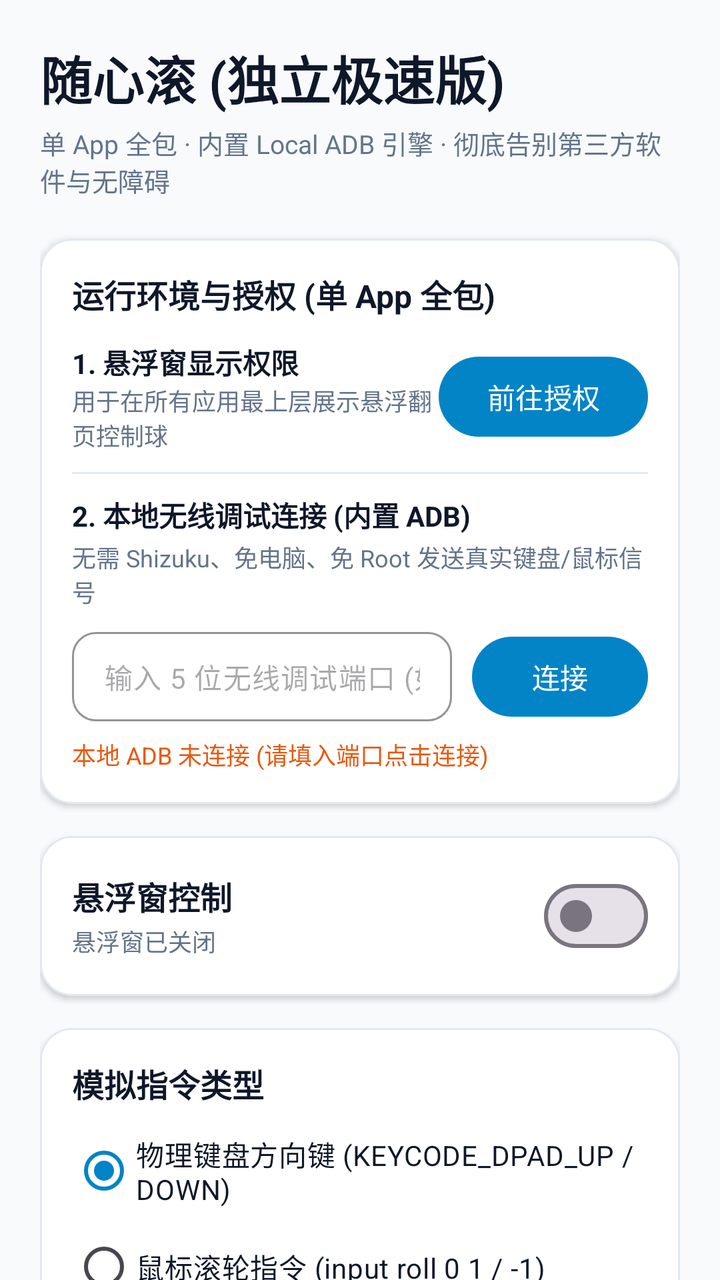
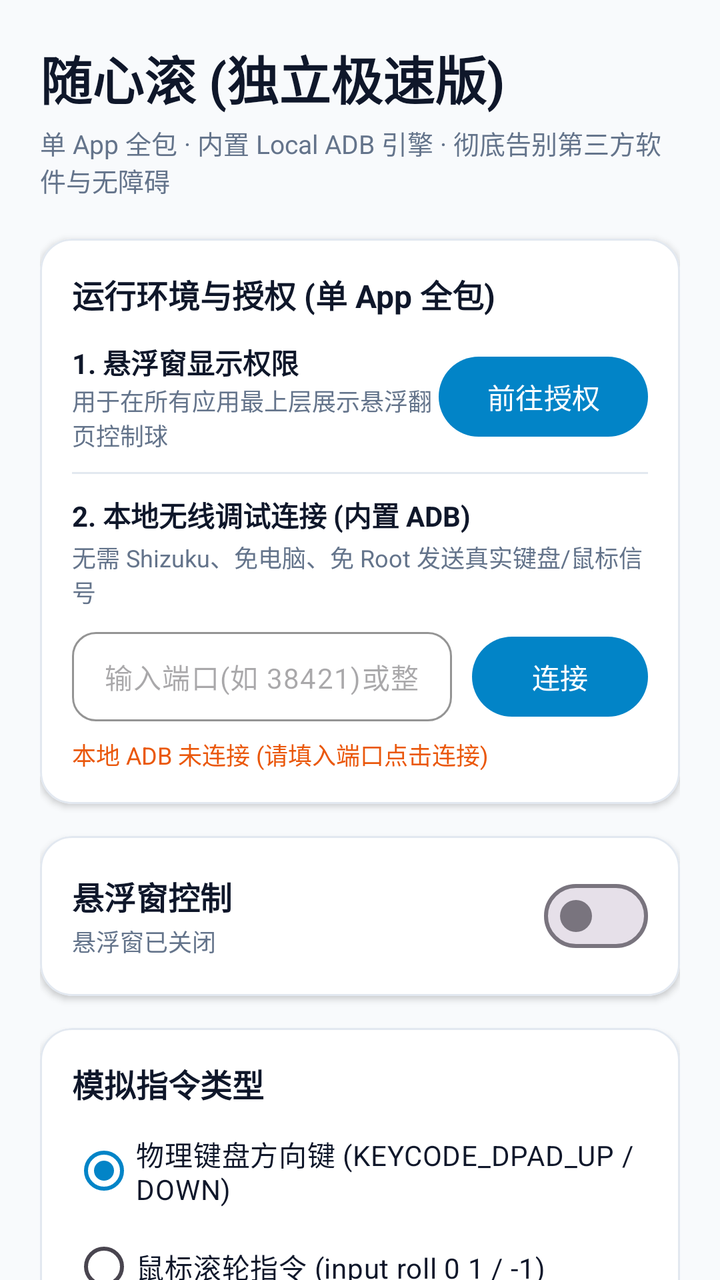

An Android layout rendered at two revisions. The XML below is the earlier revision; the diff shows what the commit changed to produce the second picture.
<!-- AndroidManifest.xml: application theme Theme.FloatScroller -->
<!-- res/layout/activity_main.xml -->
<?xml version="1.0" encoding="utf-8"?>
<androidx.coordinatorlayout.widget.CoordinatorLayout xmlns:android="http://schemas.android.com/apk/res/android"
    xmlns:app="http://schemas.android.com/apk/res-auto"
    android:layout_width="match_parent"
    android:layout_height="match_parent"
    android:background="@color/bg_screen">

    <androidx.core.widget.NestedScrollView
        android:layout_width="match_parent"
        android:layout_height="match_parent"
        android:fillViewport="true">

        <LinearLayout
            android:layout_width="match_parent"
            android:layout_height="wrap_content"
            android:orientation="vertical"
            android:padding="20dp">

            
            <TextView
                android:layout_width="wrap_content"
                android:layout_height="wrap_content"
                android:text="@string/app_name"
                android:textColor="@color/text_main"
                android:textSize="26sp"
                android:textStyle="bold" />

            <TextView
                android:layout_width="wrap_content"
                android:layout_height="wrap_content"
                android:layout_marginTop="4dp"
                android:text="单 App 全包 · 内置 Local ADB 引擎 · 彻底告别第三方软件与无障碍"
                android:textColor="@color/text_sub"
                android:textSize="13sp" />

            
            <com.google.android.material.card.MaterialCardView
                android:layout_width="match_parent"
                android:layout_height="wrap_content"
                android:layout_marginTop="20dp"
                app:cardBackgroundColor="@color/card_bg"
                app:cardCornerRadius="16dp"
                app:cardElevation="2dp"
                app:strokeColor="@color/divider"
                app:strokeWidth="1dp">

                <LinearLayout
                    android:layout_width="match_parent"
                    android:layout_height="wrap_content"
                    android:orientation="vertical"
                    android:padding="16dp">

                    <TextView
                        android:layout_width="wrap_content"
                        android:layout_height="wrap_content"
                        android:text="@string/section_env_title"
                        android:textColor="@color/text_main"
                        android:textSize="16sp"
                        android:textStyle="bold" />

                    
                    <LinearLayout
                        android:layout_width="match_parent"
                        android:layout_height="wrap_content"
                        android:layout_marginTop="12dp"
                        android:gravity="center_vertical"
                        android:orientation="horizontal">

                        <LinearLayout
                            android:layout_width="0dp"
                            android:layout_height="wrap_content"
                            android:layout_weight="1"
                            android:orientation="vertical">

                            <TextView
                                android:layout_width="wrap_content"
                                android:layout_height="wrap_content"
                                android:text="@string/item_overlay_title"
                                android:textColor="@color/text_main"
                                android:textSize="14sp"
                                android:textStyle="bold" />

                            <TextView
                                android:layout_width="wrap_content"
                                android:layout_height="wrap_content"
                                android:text="@string/item_overlay_desc"
                                android:textColor="@color/text_sub"
                                android:textSize="12sp" />
                        </LinearLayout>

                        <com.google.android.material.button.MaterialButton
                            android:id="@+id/btn_grant_overlay"
                            android:layout_width="wrap_content"
                            android:layout_height="wrap_content"
                            android:text="@string/btn_grant"
                            app:cornerRadius="20dp" />
                    </LinearLayout>

                    <View
                        android:layout_width="match_parent"
                        android:layout_height="1dp"
                        android:layout_marginVertical="10dp"
                        android:background="@color/divider" />

                    
                    <TextView
                        android:layout_width="wrap_content"
                        android:layout_height="wrap_content"
                        android:text="@string/item_adb_title"
                        android:textColor="@color/text_main"
                        android:textSize="14sp"
                        android:textStyle="bold" />

                    <TextView
                        android:layout_width="wrap_content"
                        android:layout_height="wrap_content"
                        android:layout_marginTop="2dp"
                        android:text="@string/item_adb_desc"
                        android:textColor="@color/text_sub"
                        android:textSize="12sp" />

                    
                    <LinearLayout
                        android:layout_width="match_parent"
                        android:layout_height="wrap_content"
                        android:layout_marginTop="10dp"
                        android:gravity="center_vertical"
                        android:orientation="horizontal">

                        <com.google.android.material.textfield.TextInputLayout
                            android:layout_width="0dp"
                            android:layout_height="wrap_content"
                            android:layout_weight="1"
                            android:layout_marginEnd="10dp"
                            app:boxCornerRadiusBottomEnd="12dp"
                            app:boxCornerRadiusBottomStart="12dp"
                            app:boxCornerRadiusTopEnd="12dp"
                            app:boxCornerRadiusTopStart="12dp"
                            app:boxStrokeColor="@color/primary"
                            app:hintEnabled="false">

                            <com.google.android.material.textfield.TextInputEditText
                                android:id="@+id/et_port"
                                android:layout_width="match_parent"
                                android:layout_height="wrap_content"
                                android:hint="@string/port_hint"
                                android:inputType="number"
                                android:maxLength="5"
                                android:paddingVertical="12dp"
                                android:textSize="14sp" />
                        </com.google.android.material.textfield.TextInputLayout>

                        <com.google.android.material.button.MaterialButton
                            android:id="@+id/btn_connect_adb"
                            android:layout_width="wrap_content"
                            android:layout_height="wrap_content"
                            android:text="@string/btn_connect"
                            app:cornerRadius="20dp" />
                    </LinearLayout>

                    
                    <TextView
                        android:id="@+id/tv_adb_status"
                        android:layout_width="wrap_content"
                        android:layout_height="wrap_content"
                        android:layout_marginTop="6dp"
                        android:text="@string/adb_status_disconnected"
                        android:textColor="@color/accent_warn"
                        android:textSize="12sp" />

                </LinearLayout>
            </com.google.android.material.card.MaterialCardView>

            
            <com.google.android.material.card.MaterialCardView
                android:layout_width="match_parent"
                android:layout_height="wrap_content"
                android:layout_marginTop="16dp"
                app:cardBackgroundColor="@color/card_bg"
                app:cardCornerRadius="16dp"
                app:cardElevation="2dp"
                app:strokeColor="@color/divider"
                app:strokeWidth="1dp">

                <LinearLayout
                    android:layout_width="match_parent"
                    android:layout_height="wrap_content"
                    android:gravity="center_vertical"
                    android:orientation="horizontal"
                    android:padding="16dp">

                    <LinearLayout
                        android:layout_width="0dp"
                        android:layout_height="wrap_content"
                        android:layout_weight="1"
                        android:orientation="vertical">

                        <TextView
                            android:layout_width="wrap_content"
                            android:layout_height="wrap_content"
                            android:text="@string/section_control_title"
                            android:textColor="@color/text_main"
                            android:textSize="16sp"
                            android:textStyle="bold" />

                        <TextView
                            android:id="@+id/tv_floating_status"
                            android:layout_width="wrap_content"
                            android:layout_height="wrap_content"
                            android:layout_marginTop="2dp"
                            android:text="@string/tv_floating_status_stopped"
                            android:textColor="@color/text_sub"
                            android:textSize="12sp" />
                    </LinearLayout>

                    <com.google.android.material.materialswitch.MaterialSwitch
                        android:id="@+id/switch_floating"
                        android:layout_width="wrap_content"
                        android:layout_height="wrap_content" />
                </LinearLayout>
            </com.google.android.material.card.MaterialCardView>

            
            <com.google.android.material.card.MaterialCardView
                android:layout_width="match_parent"
                android:layout_height="wrap_content"
                android:layout_marginTop="16dp"
                app:cardBackgroundColor="@color/card_bg"
                app:cardCornerRadius="16dp"
                app:cardElevation="2dp"
                app:strokeColor="@color/divider"
                app:strokeWidth="1dp">

                <LinearLayout
                    android:layout_width="match_parent"
                    android:layout_height="wrap_content"
                    android:orientation="vertical"
                    android:padding="16dp">

                    <TextView
                        android:layout_width="wrap_content"
                        android:layout_height="wrap_content"
                        android:text="@string/section_mode_title"
                        android:textColor="@color/text_main"
                        android:textSize="16sp"
                        android:textStyle="bold" />

                    <RadioGroup
                        android:id="@+id/rg_command_mode"
                        android:layout_width="match_parent"
                        android:layout_height="wrap_content"
                        android:layout_marginTop="8dp">

                        <RadioButton
                            android:id="@+id/rb_mode_keyevent"
                            android:layout_width="wrap_content"
                            android:layout_height="wrap_content"
                            android:checked="true"
                            android:text="@string/mode_keyevent"
                            android:textColor="@color/text_main" />

                        <RadioButton
                            android:id="@+id/rb_mode_mouse"
                            android:layout_width="wrap_content"
                            android:layout_height="wrap_content"
                            android:text="@string/mode_mouse_roll"
                            android:textColor="@color/text_main" />

                        <RadioButton
                            android:id="@+id/rb_mode_swipe"
                            android:layout_width="wrap_content"
                            android:layout_height="wrap_content"
                            android:text="@string/mode_swipe"
                            android:textColor="@color/text_main" />
                    </RadioGroup>

                    <View
                        android:layout_width="match_parent"
                        android:layout_height="1dp"
                        android:layout_marginVertical="8dp"
                        android:background="@color/divider" />

                    
                    <LinearLayout
                        android:layout_width="match_parent"
                        android:layout_height="wrap_content"
                        android:gravity="center_vertical"
                        android:orientation="horizontal">

                        <TextView
                            android:layout_width="0dp"
                            android:layout_height="wrap_content"
                            android:layout_weight="1"
                            android:text="@string/auto_scroll_interval"
                            android:textColor="@color/text_main"
                            android:textSize="14sp" />

                        <TextView
                            android:id="@+id/tv_interval_val"
                            android:layout_width="wrap_content"
                            android:layout_height="wrap_content"
                            android:text="10 秒"
                            android:textColor="@color/primary"
                            android:textSize="15sp"
                            android:textStyle="bold" />
                    </LinearLayout>

                    <SeekBar
                        android:id="@+id/sb_interval"
                        android:layout_width="match_parent"
                        android:layout_height="wrap_content"
                        android:layout_marginTop="8dp"
                        android:max="30"
                        android:min="3"
                        android:progress="10" />

                </LinearLayout>
            </com.google.android.material.card.MaterialCardView>

            
            <com.google.android.material.card.MaterialCardView
                android:layout_width="match_parent"
                android:layout_height="wrap_content"
                android:layout_marginTop="16dp"
                android:layout_marginBottom="24dp"
                app:cardBackgroundColor="@color/primary_container"
                app:cardCornerRadius="16dp"
                app:cardElevation="0dp"
                app:strokeWidth="0dp">

                <LinearLayout
                    android:layout_width="match_parent"
                    android:layout_height="wrap_content"
                    android:orientation="vertical"
                    android:padding="16dp">

                    <TextView
                        android:layout_width="wrap_content"
                        android:layout_height="wrap_content"
                        android:text="@string/guide_title"
                        android:textColor="@color/primary_dark"
                        android:textSize="15sp"
                        android:textStyle="bold" />

                    <TextView
                        android:layout_width="wrap_content"
                        android:layout_height="wrap_content"
                        android:layout_marginTop="8dp"
                        android:lineSpacingExtra="4dp"
                        android:text="@string/guide_step1"
                        android:textColor="@color/text_main"
                        android:textSize="13sp" />

                    <TextView
                        android:layout_width="wrap_content"
                        android:layout_height="wrap_content"
                        android:layout_marginTop="2dp"
                        android:lineSpacingExtra="4dp"
                        android:text="@string/guide_step2"
                        android:textColor="@color/text_main"
                        android:textSize="13sp" />

                    <TextView
                        android:layout_width="wrap_content"
                        android:layout_height="wrap_content"
                        android:layout_marginTop="2dp"
                        android:lineSpacingExtra="4dp"
                        android:text="@string/guide_step3"
                        android:textColor="@color/text_main"
                        android:textSize="13sp" />

                    <TextView
                        android:layout_width="wrap_content"
                        android:layout_height="wrap_content"
                        android:layout_marginTop="6dp"
                        android:lineSpacingExtra="4dp"
                        android:text="@string/guide_tip"
                        android:textColor="@color/primary_dark"
                        android:textStyle="bold"
                        android:textSize="12sp" />
                </LinearLayout>
            </com.google.android.material.card.MaterialCardView>

        </LinearLayout>
    </androidx.core.widget.NestedScrollView>

</androidx.coordinatorlayout.widget.CoordinatorLayout>
<!-- resources referenced by this layout -->
<resources>
  <color name="accent_warn">#EA580C</color>
  <color name="bg_screen">#F8FAFC</color>
  <color name="card_bg">#FFFFFF</color>
  <color name="divider">#E2E8F0</color>
  <color name="primary">#0284C7</color>
  <color name="primary_container">#E0F2FE</color>
  <color name="primary_dark">#0369A1</color>
  <color name="text_main">#0F172A</color>
  <color name="text_sub">#64748B</color>
  <string name="adb_status_disconnected">本地 ADB 未连接 (请填入端口点击连接)</string>
  <string name="app_name">随心滚 (独立极速版)</string>
  <string name="auto_scroll_interval">自动翻页时间间隔 (秒)</string>
  <string name="btn_connect">连接</string>
  <string name="btn_grant">前往授权</string>
  <string name="guide_step1">1. 打开手机系统【设置 -&gt; 开发者选项 -&gt; 开启无线调试】；</string>
  <string name="guide_step2">2. 查看页面中“IP 地址和端口”（例如 192.168.1.5:38421，记录冒号后面的 5 位端口号）；</string>
  <string name="guide_step3">3. 在上方输入该端口号并点击【连接】；屏幕若弹出“允许此设备进行调试吗”，勾选【始终允许】点击确定即可！</string>
  <string name="guide_tip">💡 提示：连接成功后即可打开悬浮窗，在抖音、快手、小说等任意应用中畅享键盘/滚轮级翻页！</string>
  <string name="guide_title">3 步开启本地无线调试 (无需安装任何其他软件)</string>
  <string name="item_adb_desc">无需 Shizuku、免电脑、免 Root 发送真实键盘/鼠标信号</string>
  <string name="item_adb_title">2. 本地无线调试连接 (内置 ADB)</string>
  <string name="item_overlay_desc">用于在所有应用最上层展示悬浮翻页控制球</string>
  <string name="item_overlay_title">1. 悬浮窗显示权限</string>
  <string name="mode_keyevent">物理键盘方向键 (KEYCODE_DPAD_UP / DOWN)</string>
  <string name="mode_mouse_roll">鼠标滚轮指令 (input roll 0 1 / -1)</string>
  <string name="mode_swipe">极速硬件触摸滑动 (input swipe)</string>
  <string name="port_hint">输入 5 位无线调试端口 (如 38421)</string>
  <string name="section_control_title">悬浮窗控制</string>
  <string name="section_env_title">运行环境与授权 (单 App 全包)</string>
  <string name="section_mode_title">模拟指令类型</string>
  <string name="tv_floating_status_stopped">悬浮窗已关闭</string>
  <style name="Theme.FloatScroller" parent="Theme.Material3.DayNight.NoActionBar">
          <item name="colorPrimary">@color/primary</item>
          <item name="colorOnPrimary">@color/on_primary</item>
          <item name="android:statusBarColor">@color/bg_screen</item>
          <item name="android:windowLightStatusBar">true</item>
      </style>
  <color name="on_primary">#FFFFFF</color>
</resources>

<!-- the commit's change to res/layout/activity_main.xml (unified diff, before → after) -->
@@ -143,9 +143,9 @@
                                 android:id="@+id/et_port"
                                 android:layout_width="match_parent"
                                 android:layout_height="wrap_content"
-                                android:hint="@string/port_hint"
-                                android:inputType="number"
-                                android:maxLength="5"
+                                android:hint="输入端口(如 38421)或整串地址"
+                                android:inputType="text"
+                                android:maxLength="25"
                                 android:paddingVertical="12dp"
                                 android:textSize="14sp" />
                         </com.google.android.material.textfield.TextInputLayout>
<!-- resource entries referenced after the edit -->
@@ -26,7 +26,6 @@
   <string name="mode_keyevent">物理键盘方向键 (KEYCODE_DPAD_UP / DOWN)</string>
   <string name="mode_mouse_roll">鼠标滚轮指令 (input roll 0 1 / -1)</string>
   <string name="mode_swipe">极速硬件触摸滑动 (input swipe)</string>
-  <string name="port_hint">输入 5 位无线调试端口 (如 38421)</string>
   <string name="section_control_title">悬浮窗控制</string>
   <string name="section_env_title">运行环境与授权 (单 App 全包)</string>
   <string name="section_mode_title">模拟指令类型</string>
